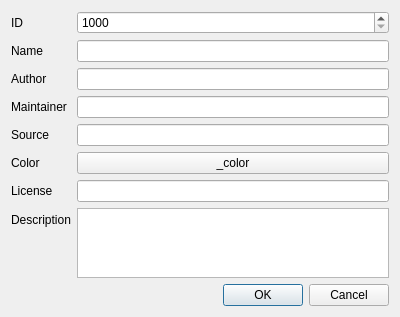
Before: the Qt Designer form kstars-astropi/kstars/dialogs/catalogeditform.ui in Andre87osx/AstroPi-system, drawn with Qt 5.
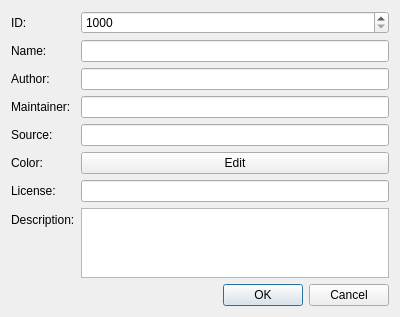
After: the same form once the commit is applied.

What changed in the file:
```diff
--- a/kstars-astropi/kstars/dialogs/catalogeditform.ui
+++ b/kstars-astropi/kstars/dialogs/catalogeditform.ui
@@ -19,7 +19,7 @@
      <item row="0" column="0">
       <widget class="QLabel" name="label">
        <property name="text">
-        <string>ID</string>
+        <string>ID:</string>
        </property>
       </widget>
      </item>
@@ -36,28 +36,28 @@
      <item row="1" column="0">
       <widget class="QLabel" name="label_2">
        <property name="text">
-        <string>Name</string>
+        <string>Name:</string>
        </property>
       </widget>
      </item>
      <item row="2" column="0">
       <widget class="QLabel" name="label_4">
        <property name="text">
-        <string>Author</string>
+        <string>Author:</string>
        </property>
       </widget>
      </item>
      <item row="4" column="0">
       <widget class="QLabel" name="label_5">
        <property name="text">
-        <string>Source</string>
+        <string>Source:</string>
        </property>
       </widget>
      </item>
      <item row="7" column="0">
       <widget class="QLabel" name="label_6">
        <property name="text">
-        <string>Description</string>
+        <string>Description:</string>
        </property>
       </widget>
      </item>
@@ -76,21 +76,21 @@
      <item row="5" column="0">
       <widget class="QLabel" name="label_3">
        <property name="text">
-        <string>Color</string>
+        <string>Color:</string>
        </property>
       </widget>
      </item>
      <item row="5" column="1">
       <widget class="QPushButton" name="color">
        <property name="text">
-        <string>_color</string>
+        <string>Edit</string>
        </property>
       </widget>
      </item>
      <item row="3" column="0">
       <widget class="QLabel" name="label_7">
        <property name="text">
-        <string>Maintainer</string>
+        <string>Maintainer:</string>
        </property>
       </widget>
      </item>
@@ -100,7 +100,7 @@
      <item row="6" column="0">
       <widget class="QLabel" name="label_8">
        <property name="text">
-        <string>License</string>
+        <string>License:</string>
        </property>
       </widget>
      </item>
```
Left out of the diff: 2 changed lines with no effect on the pictures.
